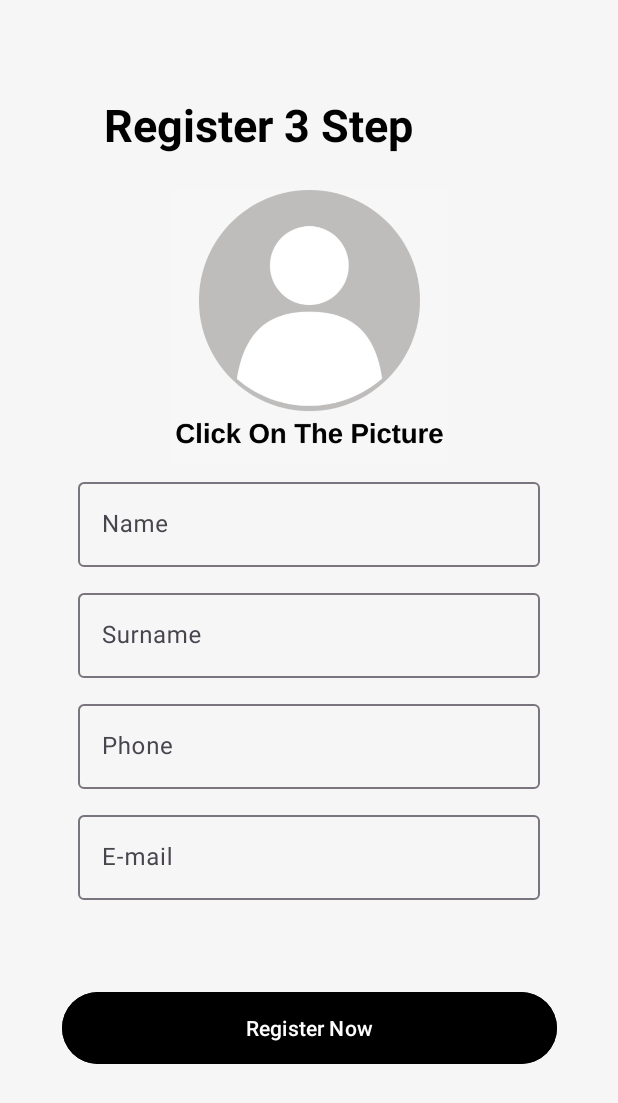
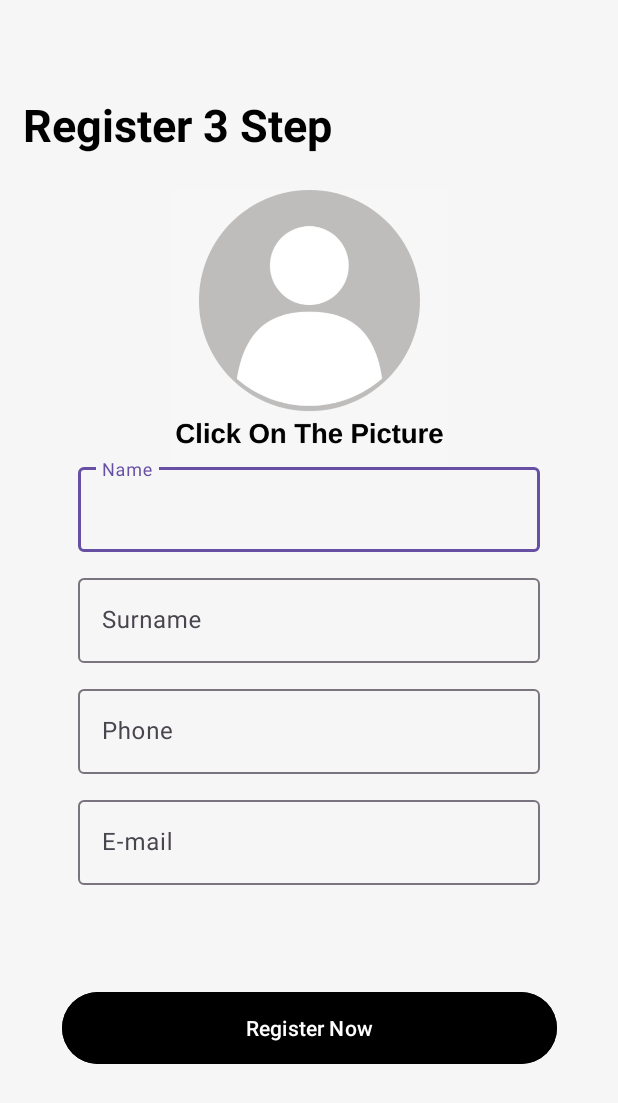
Before and after one commit to yusuf3337/MyApplication2, an Android app: the Register3 screen opened directly, with no data from a screen before it, on a phone screen of 412 x 824 dp. Shown: the top 1103 px of the screen. Run offline under Robolectric (Android 15) with nearby library versions, the phone set to English and light mode, and no system bars.

Commit message:
sorun cozuldu!

```diff
--- a/app/src/main/AndroidManifest.xml
+++ b/app/src/main/AndroidManifest.xml
@@ -18,7 +18,7 @@
             android:name=".menu.LoginMenu"
             android:exported="false" />
         <activity
-            android:name=".registerScreen.Register3"
+            android:name=".Register3"
             android:exported="false" />
         <activity
             android:name=".registerScreen.Personalinformation"
--- a/app/src/main/java/com/example/myapplication/registerScreen/Register3.kt
+++ b/app/src/main/java/com/example/myapplication/Register3.kt
@@ -1,4 +1,4 @@
-package com.example.myapplication.registerScreen
+package com.example.myapplication
 
 import android.app.AlertDialog
 import android.Manifest
@@ -15,8 +15,6 @@ import androidx.activity.result.ActivityResultLauncher
 import androidx.activity.result.contract.ActivityResultContracts
 import androidx.core.app.ActivityCompat
 import androidx.core.content.ContextCompat
-import com.example.myapplication.R
-import com.example.myapplication.Singelton
 import com.example.myapplication.databinding.ActivityRegister3Binding
 import com.example.myapplication.loginScreen.LoginPage
 import com.google.android.material.snackbar.Snackbar
@@ -33,52 +31,25 @@ class Register3 : AppCompatActivity() {
         val view = binding.root
         setContentView(view)
 
-
-        val textInputLayout = binding.nameSingelton
-        val textInputLayout2 = binding.surnameSingelton
-        val textInputLayout3 = binding.phoneSingelton
-        val textInputLayout4 = binding.emailSingelton
-
-        val editText = textInputLayout.editableText
-        val editText2 = textInputLayout2.editableText
-        val editText3 = textInputLayout3.editableText
-        val editText4 = textInputLayout4.editableText
-
-//TEXT INPUT TIKLAMA DALGASI BAŞLANGIÇ
-        textInputLayout.isEnabled = false
-        textInputLayout.isFocusable = false
-        textInputLayout.isClickable = false
-
-        textInputLayout2.isEnabled = false
-        textInputLayout2.isFocusable = false
-        textInputLayout2.isClickable = false
-
-        textInputLayout3.isEnabled = false
-        textInputLayout3.isFocusable = false
-        textInputLayout3.isClickable = false
-
-        textInputLayout4.isEnabled = false
-        textInputLayout4.isFocusable = false
-        textInputLayout4.isClickable = false
- //TEXT INPUT TIKLAMA DALGASI BİTİŞ
-
         val singletonName = Singelton.name
         val singletonSurname = Singelton.surname
         val singletenPhone = Singelton.phone
         val singletonEmail = Singelton.email
 
+        //showAlertDialog("veri", singletenPhone + singletonEmail)
 
-        if (singletonName != null && singletonSurname != null && singletenPhone != null && singletonEmail != null ) {
             binding.nameSingelton.setText(singletonName)
             binding.surnameSingelton.setText(singletonSurname)
             binding.phoneSingelton.setText(singletenPhone)
             binding.emailSingelton.setText(singletonEmail)
-        } else {
-            showAlertDialog("HATA!","HATA!")
-        }
+
+
+
+
+
 
         // EditText öğesini düzenlenebilir hale getirin
-        binding.nameSingelton.isEnabled = true
+        //binding.nameSingelton.isEnabled = true
 
         registerLauncher()
     }
--- a/app/src/main/res/layout/activity_register3.xml
+++ b/app/src/main/res/layout/activity_register3.xml
@@ -6,7 +6,7 @@
     android:layout_height="match_parent"
     android:background="#FFFFFF"
     android:backgroundTint="#F6F6F6"
-    tools:context=".registerScreen.Register3">
+    tools:context=".Register3">
 
     <com.google.android.material.textfield.TextInputLayout
         android:id="@+id/textInputLayout15"
@@ -31,8 +31,8 @@
 
     <TextView
         android:id="@+id/loginPageTextView"
-        android:layout_width="344dp"
-        android:layout_height="52dp"
+        android:layout_width="236dp"
+        android:layout_height="42dp"
         android:layout_alignParentLeft="true"
         android:layout_alignParentTop="true"
         android:layout_alignParentRight="true"
```
Also changed, not shown: app/src/main/java/com/example/myapplication/loginScreen/LoginPage.kt (+9 -9 lines), app/src/main/java/com/example/myapplication/registerScreen/Personalinformation.kt (+23 -2 lines), app/src/main/java/com/example/myapplication/registerScreen/RegisterPage.kt (+9 -2 lines).
